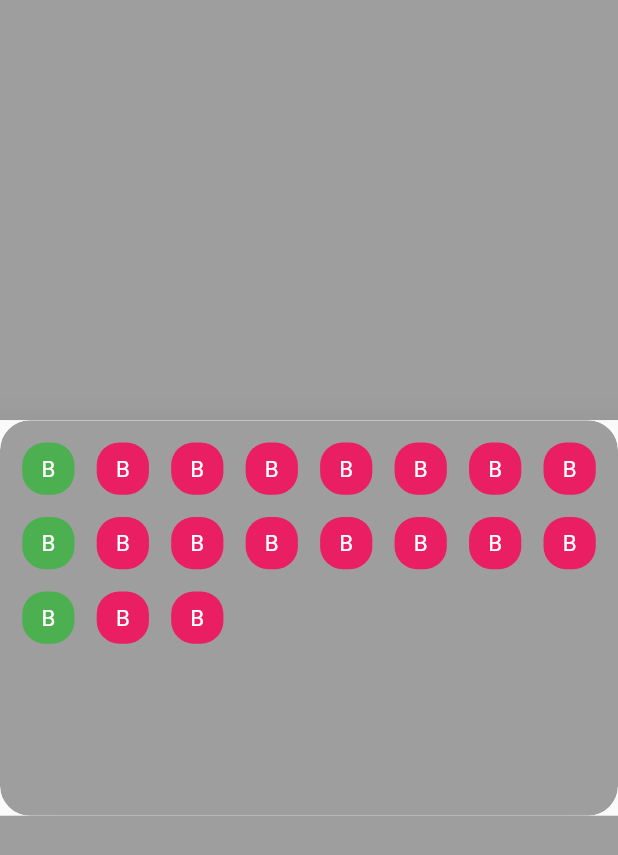
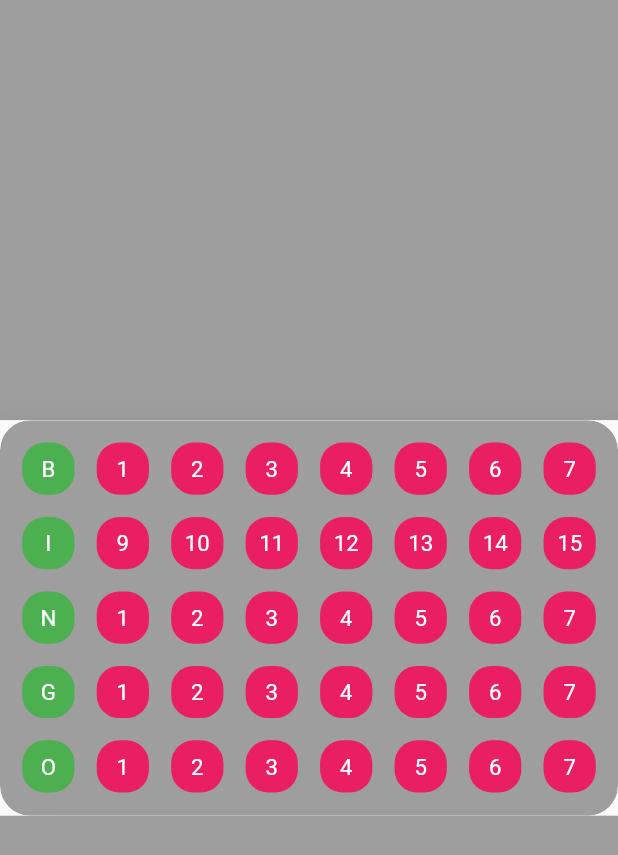
Before and after one commit to MaxiSoriano70/1erWidgetGrupo5, a Flutter app: the screen it shows after launch, on a phone screen of 412 x 824 dp. Shown: the top 855 px of the screen. Run offline on Flutter 3.47's test engine with Material 2 defaults, Android fonts, the phone set to English and light mode, and no system bars.

Commit message:
Casi com map

```diff
--- a/lib/src/components/bingo_card.dart
+++ b/lib/src/components/bingo_card.dart
@@ -16,40 +16,58 @@ class _BingoCardState extends State<BingoCard> {
     "1","2","3","4","5","6","7",
     "1","2","3","4","5","6","7",];
   //LISTA CON NUMEROS
-  final Map<String,bool> listwithBingo={};
+  List<Map<String,bool>> listwithBingo=[];
   //METODO PARA LLENAR LA LISTA CON BINGO
-  Map<String,bool> listWithLetters(List<String> list){
+  List<Map<String,bool>> listWithLetters(List<String> list){
     int i=0;
     int posicion=0;
     while(i<40){
       if(i==0){
-        listwithBingo['B']=false;
+        var aux={'B' : false};
+        listwithBingo.add(aux);
         i++;
       }
       else if(i==8){
-        listwithBingo['I']=false;
+        var aux={'I' : false};
+        listwithBingo.add(aux);
         i++;
       }
       else if(i==16){
-        listwithBingo['N']=false;
+        var aux={'N' : false};
+        listwithBingo.add(aux);
         i++;
       }
       else if(i==24){
-        listwithBingo['G']=false;
+        var aux={'G' : false};
+        listwithBingo.add(aux);
         i++;
       }
       else if(i==32){
-        listwithBingo['O']=false;
+        var aux={'O' : false};
+        listwithBingo.add(aux);
         i++;
       }
       else{
-        listwithBingo[list[posicion]]=false;
+        var aux={list[posicion] : false};
+        listwithBingo.add(aux);
         i++;
         posicion++;
       }
     }
     return listwithBingo;
   }
+  //METODO PARA ACTUALIZAR
+  void updateState(Map<String,bool> map){
+    var key=map.keys.firstWhere((k) => map[k]==false || true);
+    var aux=map[key];
+    if(aux==true){
+      map.update(key, (value) => false);
+    }
+    else{
+      map.update(key, (value) => true);
+    }
+  }
+
   @override
   Widget build(BuildContext context) {
     return _bingoCard(MediaQuery.of(context).size.width);
@@ -76,23 +94,23 @@ class _BingoCardState extends State<BingoCard> {
                   mainAxisSpacing: _width*0.072/2
               ),
               itemBuilder: (context, index){
-                return _LetterOrNumber(context,index,_width,listWithLetters(listaDeNumeros).keys.firstWhere((k) => listWithLetters(listaDeNumeros)[k]==false));
+                return _LetterOrNumber(context,index,_width,listWithLetters(listaDeNumeros)[index]);
               },
             ),
           ),
         ));
   }
 
-  Widget _LetterOrNumber(context, index,double _width, String m){
+  Widget _LetterOrNumber(context, index,double _width, Map<String,bool> map){
     if(index==0 || index==8 || index==16 || index==24 || index==32){
-      return _cardLetter(context, index,_width,m);
+      return _cardLetter(context, index,_width,map);
     }
     else {
-      return _buttonNumber(context, index,_width,m);
+      return _buttonNumber(context, index,_width,map);
     }
   }
 
-  Widget _cardLetter(context, index, double _width, String letter/*, Color colorBackground, Color colorText*/) {
+  Widget _cardLetter(context, index, double _width, Map<String,bool> map/*, Color colorBackground, Color colorText*/) {
     return InkWell(
       onTap: (){},
       child: Container(
@@ -103,20 +121,21 @@ class _BingoCardState extends State<BingoCard> {
           color: Colors.green,
         ),
         child: Center(
-          child: Text(letter, style: TextStyle(color: Colors.white, fontSize: _width*0.036),),
+          child: Text(map.keys.firstWhere((k) => map[k]==false || true), style: TextStyle(color: Colors.white, fontSize: _width*0.036),),
         ),
       ),
     );
   }
 
-  Widget _buttonNumber(context, index, double _width, String number/*,Color colorBackground, Color colorText*/){
+  Widget _buttonNumber(context, index, double _width, Map<String,bool> map/*,Color colorBackground, Color colorText*/){
     Color colorBacBackground=Colors.pink;
-    bool checkColor=true;
     return InkWell(
       onTap: (){
         setState(() {
-          checkColor=!checkColor;
-          colorBacBackground=checkColor==true?Colors.pink:colorBacBackground=Colors.indigo;
+          updateState(map);
+          var key=map.keys.firstWhere((k) => map[k]==false || true);
+          var aux=map[key];
+          colorBacBackground=aux==false?Colors.pink:colorBacBackground=Colors.indigo;
         });
       },
       child: Container(
@@ -127,7 +146,7 @@ class _BingoCardState extends State<BingoCard> {
           color: colorBacBackground,
         ),
         child: Center(
-          child: Text(number,
+          child: Text(map.keys.firstWhere((k) => map[k]==false || true),
             style: TextStyle(color: Colors.white, fontSize: _width*0.036),),
         ),
       ),
```
